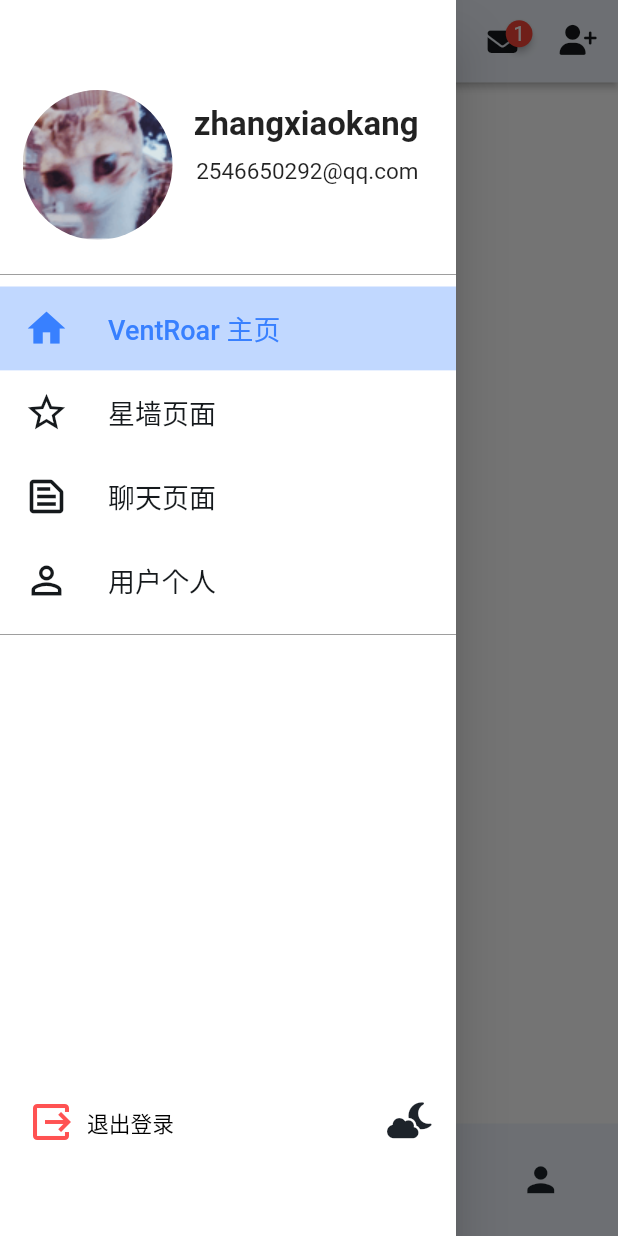
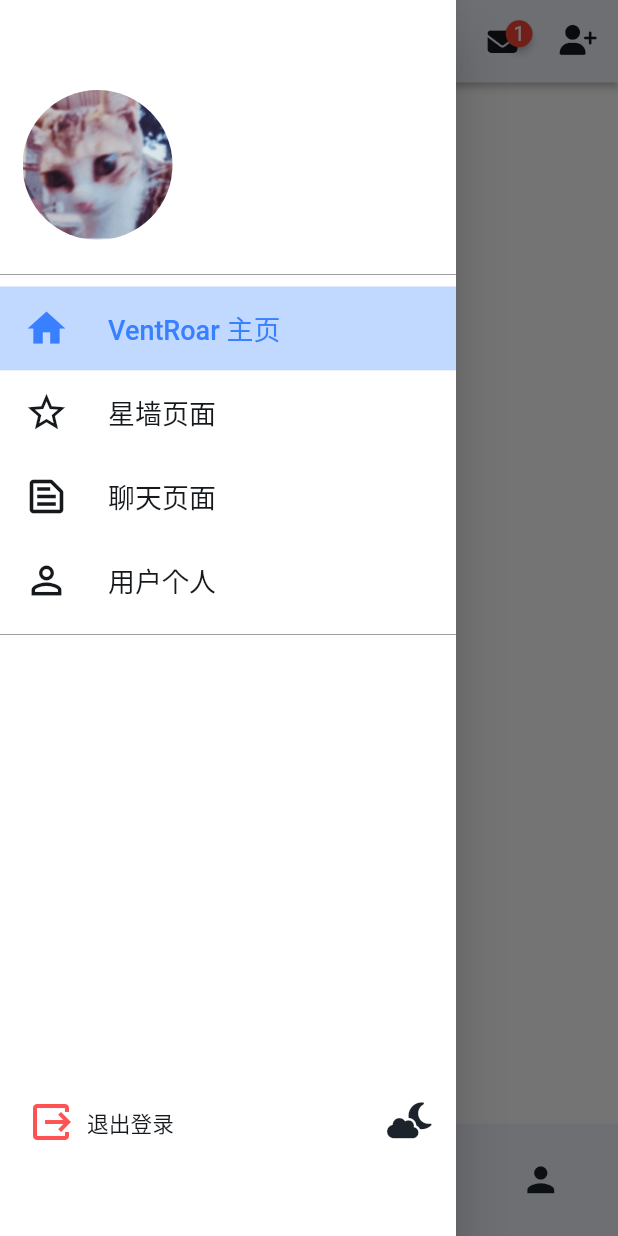
Before and after one commit to dsxksss/ventroar_app, a Flutter app: the screen it shows after launch, with the side drawer open, on a phone screen of 412 x 824 dp. Run offline on Flutter 3.47's test engine with Material 2 defaults, Android fonts, the phone set to English and light mode, and no system bars; drawn by our look-alikes of badges, curved_navigation_bar, getwidget; our stand-ins replace chat_bubbles, dio, flutter_slidable, fluttertoast, font_awesome_flutter, loading_animation_widget and 1 more; accounts and stored records are empty.

Commit message:
add:全局字体样式(待优化)

```diff
--- a/lib/drawer.dart
+++ b/lib/drawer.dart
@@ -128,6 +128,8 @@ class _VDrawerState extends State<VDrawer> {
                             size: 32,
                           ),
                           buttonText: "退出登录",
+                          textColor:
+                              Theme.of(context).textTheme.bodyText1!.color!,
                           buttonType: GFButtonType.transparent,
                         ),
                       ),
--- a/lib/themes/dark_theme.dart
+++ b/lib/themes/dark_theme.dart
@@ -34,6 +34,11 @@ ThemeData darkTheme(BuildContext context) {
       unselectedIconTheme: null,
       selectedLabelStyle: null,
     ),
+    textTheme: TextTheme(
+      bodyText1: TextStyle(
+        color: VColors.vPtext,
+      ),
+    ),
     listTileTheme: ListTileThemeData(
       tileColor: VDarkThemeColors.listTileColors["tileColor"],
       iconColor: VDarkThemeColors.listTileColors["iconColor"],
--- a/lib/themes/light_theme.dart
+++ b/lib/themes/light_theme.dart
@@ -36,6 +36,11 @@ ThemeData lightTheme(BuildContext context) {
       unselectedIconTheme: null,
       selectedLabelStyle: null,
     ),
+    textTheme: TextTheme(
+      bodyText1: TextStyle(
+        color: VColors.vBg100,
+      ),
+    ),
     listTileTheme: ListTileThemeData(
       tileColor: VLightThemeColors.listTileColors["tileColor"],
       iconColor: VLightThemeColors.listTileColors["iconColor"],
```
